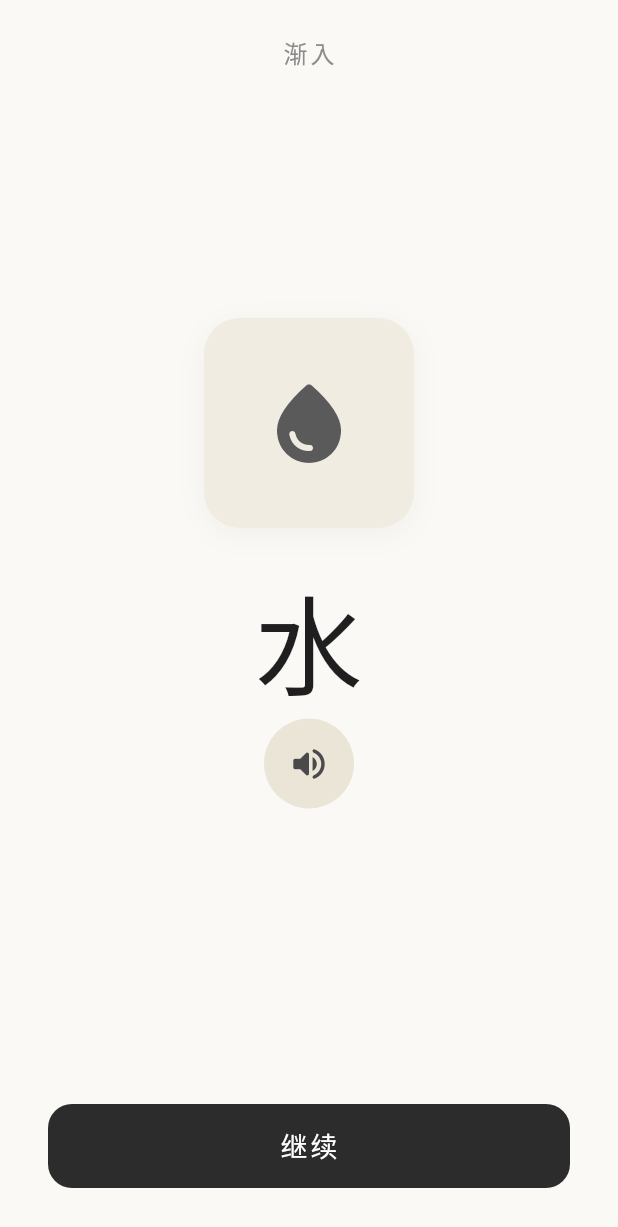
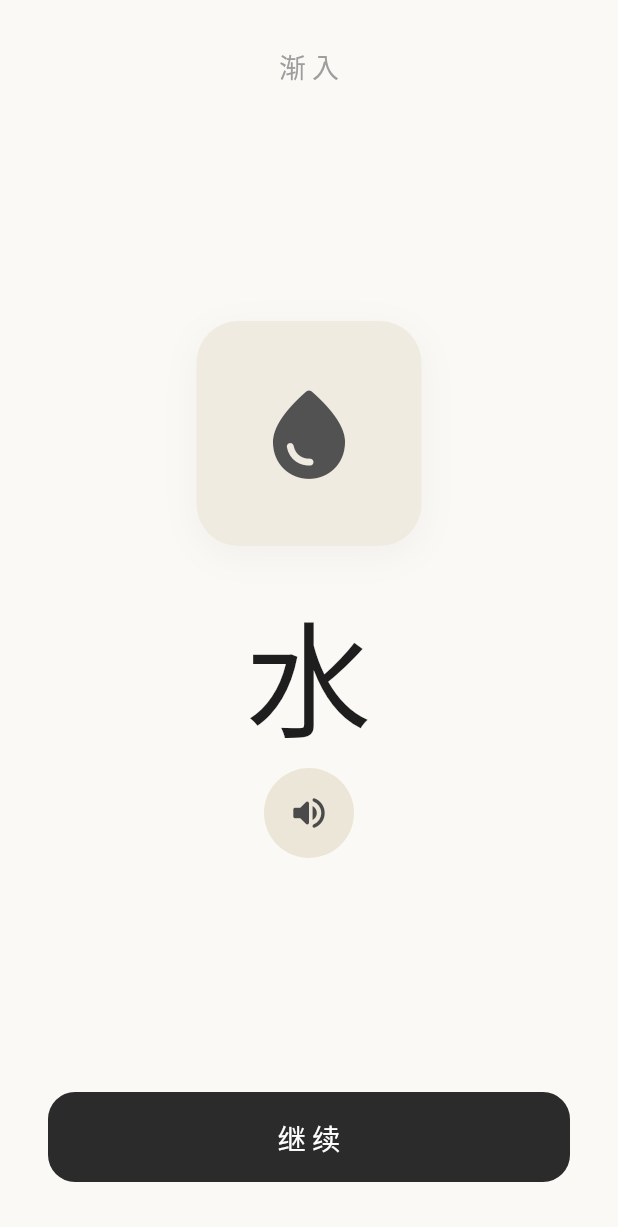
Before and after one commit to mansourvery-hub/gradually-, a Flutter app: the screen it shows after launch, on a phone screen of 412 x 824 dp. Shown: the top 1227 px of the screen. Run offline on Flutter 3.47's test engine with Material 3 defaults, Android fonts, the phone set to English and light mode, and no system bars; our stand-ins replace drift, drift_flutter, flutter_riverpod; accounts and stored records are empty; generated files the repository leaves out were written again.

Commit message:
feat: embed bootstrap curriculum for frame-1 startup and enhance reader UI
- Embed bootstrapCurriculum in lib/content/bootstrap_corpus.dart for synchronous availability across all platforms
- Refactor contentRepositoryProvider to initialize synchronously
- Enhance _BeginnerUnitView and _StoryReaderView in lib/reader/home.dart with responsive layouts and loading indicators
- 49/49 tests pass, dart analyze clean

Co-authored-by: z-ai/glm-5.3-free <noreply@z.ai>

```diff
--- a/lib/app/providers.dart
+++ b/lib/app/providers.dart
@@ -5,9 +5,9 @@
 library;
 
 import 'package:drift_flutter/drift_flutter.dart';
-import 'package:flutter/services.dart';
 import 'package:flutter_riverpod/flutter_riverpod.dart';
 
+import '../content/bootstrap_corpus.dart';
 import '../content/content.dart';
 import '../content/content_repository.dart';
 import '../data/database.dart';
@@ -41,37 +41,15 @@ final contentSelectorProvider = Provider<ContentSelector>((ref) {
   return const V1ContentSelector();
 });
 
-/// Provides the [ContentRepository] loaded with the curated assets corpus.
-final contentRepositoryProvider = FutureProvider<AssetContentRepository>((
-  ref,
-) async {
+/// Provides the [ContentRepository] loaded with the curated bootstrap corpus.
+final contentRepositoryProvider = Provider<ContentRepository>((ref) {
   final db = ref.watch(databaseProvider);
-  final repo = AssetContentRepository(db: db);
-
-  // Curated bootstrap unit paths
-  const curatedPaths = [
-    'assets/content/unit_001_water.json',
-    'assets/content/unit_002_tea.json',
-    'assets/content/unit_003_drink.json',
-    'assets/content/unit_004_eat.json',
-    'assets/content/story_001_tea_and_rice.json',
-  ];
-
-  for (final path in curatedPaths) {
-    try {
-      final jsonStr = await rootBundle.loadString(path);
-      repo.registerJson(jsonStr);
-    } catch (_) {
-      // Graceful fallback for non-bundled environments
-    }
-  }
-
-  return repo;
+  return AssetContentRepository(db: db, initialItems: bootstrapCurriculum);
 });
 
 /// The single selected [ContentItem] for the learner to experience next (E-02, E-06).
 final nextExperienceProvider = FutureProvider<ContentItem?>((ref) async {
-  final contentRepo = await ref.watch(contentRepositoryProvider.future);
+  final contentRepo = ref.watch(contentRepositoryProvider);
   final learnerState =
       ref.watch(learnerStateStreamProvider).value ?? const LearnerState();
   final selector = ref.watch(contentSelectorProvider);
--- a/lib/reader/home.dart
+++ b/lib/reader/home.dart
@@ -24,6 +24,7 @@ class HomeScreen extends ConsumerStatefulWidget {
 
 class _HomeScreenState extends ConsumerState<HomeScreen> {
   int _currentSectionIndex = 0;
+  bool _isAdvancing = false;
 
   @override
   Widget build(BuildContext context) {
@@ -34,20 +35,52 @@ class _HomeScreenState extends ConsumerState<HomeScreen> {
       body: SafeArea(
         child: nextExperienceAsync.when(
           loading: () => const Center(
-            child: Text(
+            child: Column(
+              mainAxisSize: MainAxisSize.min,
+              children: [
+                Text(
+                  '渐入',
+                  style: TextStyle(
+                    fontSize: 32,
+                    fontWeight: FontWeight.w300,
+                    letterSpacing: 6,
+                    color: Color(0xFF3A3A3A),
+                  ),
+                ),
+                SizedBox(height: 24),
+                SizedBox(
+                  width: 24,
+                  height: 24,
+                  child: CircularProgressIndicator(
+                    strokeWidth: 2,
+                    color: Color(0xFF8A8A8A),
+                  ),
+                ),
+              ],
+            ),
+          ),
+          error: (err, stack) => Center(
+            child: Column(
+              mainAxisSize: MainAxisSize.min,
+              children: [
+                const Text(
                   '渐入',
                   style: TextStyle(
                     fontSize: 32,
                     fontWeight: FontWeight.w300,
                     letterSpacing: 4,
-                color: Color(0xFF2C2C2C),
+                    color: Color(0xFF3A3A3A),
                   ),
                 ),
+                const SizedBox(height: 16),
+                TextButton(
+                  onPressed: () => ref.invalidate(nextExperienceProvider),
+                  child: const Text(
+                    '重试',
+                    style: TextStyle(color: Color(0xFF5A5A5A)),
                   ),
-          error: (err, _) => Center(
-            child: Text(
-              '渐入',
-              style: TextStyle(fontSize: 24, color: Colors.grey.shade400),
+                ),
+              ],
             ),
           ),
           data: (contentItem) {
@@ -58,8 +91,8 @@ class _HomeScreenState extends ConsumerState<HomeScreen> {
                   style: TextStyle(
                     fontSize: 32,
                     fontWeight: FontWeight.w300,
-                    letterSpacing: 4,
-                    color: Color(0xFF2C2C2C),
+                    letterSpacing: 6,
+                    color: Color(0xFF3A3A3A),
                   ),
                 ),
               );
@@ -68,6 +101,7 @@ class _HomeScreenState extends ConsumerState<HomeScreen> {
             if (contentItem.type == ContentType.beginnerUnit) {
               return _BeginnerUnitView(
                 item: contentItem,
+                isAdvancing: _isAdvancing,
                 onComplete: () => _handleItemCompletion(contentItem),
               );
             }
@@ -75,6 +109,7 @@ class _HomeScreenState extends ConsumerState<HomeScreen> {
             return _StoryReaderView(
               item: contentItem,
               sectionIndex: _currentSectionIndex,
+              isAdvancing: _isAdvancing,
               onNextSection: () {
                 if (_currentSectionIndex < contentItem.sections.length - 1) {
                   setState(() => _currentSectionIndex++);
@@ -90,9 +125,13 @@ class _HomeScreenState extends ConsumerState<HomeScreen> {
   }
 
   Future<void> _handleItemCompletion(ContentItem item) async {
+    if (_isAdvancing) return;
+    setState(() => _isAdvancing = true);
+
+    try {
       final now = DateTime.now();
       final learnerRepo = ref.read(learnerRepositoryProvider);
-    final contentRepo = await ref.read(contentRepositoryProvider.future);
+      final contentRepo = ref.read(contentRepositoryProvider);
 
       // 1. Record vocabulary exposure for all words in the content
       final vocabIds = item.metadata.vocabulary.toList();
@@ -120,85 +159,102 @@ class _HomeScreenState extends ConsumerState<HomeScreen> {
       await contentRepo.saveProgress(updatedProgress);
       await learnerRepo.updateContentProgress(updatedProgress);
 
-    // Reset section index for the next content
       if (mounted) {
-      setState(() => _currentSectionIndex = 0);
+        setState(() {
+          _currentSectionIndex = 0;
+          _isAdvancing = false;
+        });
       }
 
-    // Refresh next experience
       ref.invalidate(nextExperienceProvider);
+    } catch (_) {
+      if (mounted) {
+        setState(() => _isAdvancing = false);
+      }
+    }
   }
 }
 
 /// Immersive single-word / atomic concept view for absolute beginners.
 class _BeginnerUnitView extends StatelessWidget {
-  const _BeginnerUnitView({required this.item, required this.onComplete});
+  const _BeginnerUnitView({
+    required this.item,
+    required this.isAdvancing,
+    required this.onComplete,
+  });
 
   final ContentItem item;
+  final bool isAdvancing;
   final VoidCallback onComplete;
 
   @override
   Widget build(BuildContext context) {
     final mainWord = item.metadata.title;
 
-    return Column(
+    return Center(
+      child: ConstrainedBox(
+        constraints: const BoxConstraints(maxWidth: 480),
+        child: Padding(
+          padding: const EdgeInsets.symmetric(horizontal: 32),
+          child: Column(
             children: [
-        // Top subtle branding
-        const Padding(
-          padding: EdgeInsets.only(top: 24),
-          child: Text(
+              const SizedBox(height: 32),
+
+              // Subtle top app title
+              const Text(
                 '渐入',
                 style: TextStyle(
-              fontSize: 16,
+                  fontSize: 18,
                   fontWeight: FontWeight.w300,
-              letterSpacing: 2,
-              color: Color(0xFF8C8C8C),
+                  letterSpacing: 4,
+                  color: Color(0xFF9E9E9E),
                 ),
               ),
-        ),
+
               const Spacer(),
 
-        // Visual Placeholder / Illustration Card
+              // Visual Illustration Card
               Container(
-          width: 140,
-          height: 140,
+                width: 150,
+                height: 150,
                 decoration: BoxDecoration(
-            color: const Color(0xFFF0ECE1),
-            borderRadius: BorderRadius.circular(24),
+                  color: const Color(0xFFF0EBE0),
+                  borderRadius: BorderRadius.circular(28),
                   boxShadow: [
                     BoxShadow(
                       color: Colors.black.withValues(alpha: 0.04),
-                blurRadius: 16,
-                offset: const Offset(0, 4),
+                      blurRadius: 20,
+                      offset: const Offset(0, 6),
                     ),
                   ],
                 ),
                 child: Center(child: _buildVisualPlaceholder(mainWord)),
               ),
 
-        const SizedBox(height: 36),
+              const SizedBox(height: 40),
 
-        // Large prominent Hanzi character
+              // Large Prominent Hanzi
               Text(
                 mainWord,
+                textAlign: TextAlign.center,
                 style: const TextStyle(
-            fontSize: 72,
+                  fontSize: 84,
                   fontWeight: FontWeight.w500,
-            color: Color(0xFF1F1F1F),
+                  color: Color(0xFF1E1E1E),
                   height: 1.1,
                 ),
               ),
 
-        const SizedBox(height: 12),
+              const SizedBox(height: 16),
 
-        // Native audio pronunciation prompt
+              // Native pronunciation audio prompt button
               IconButton.filledTonal(
                 onPressed: () {
-            // Native audio playback placeholder (E-08)
+                  // Audio playback placeholder (E-08)
                 },
                 icon: const Icon(Icons.volume_up_rounded, size: 28),
                 style: IconButton.styleFrom(
-            backgroundColor: const Color(0xFFEBE5D8),
+                  backgroundColor: const Color(0xFFECE6D8),
                   foregroundColor: const Color(0xFF4A4A4A),
                   padding: const EdgeInsets.all(16),
                 ),
@@ -206,34 +262,45 @@ class _BeginnerUnitView extends StatelessWidget {
 
               const Spacer(),
 
-        // Bottom continue action
-        Padding(
-          padding: const EdgeInsets.symmetric(horizontal: 32, vertical: 32),
-          child: SizedBox(
+              // Primary "继续" progression button
+              SizedBox(
                 width: double.infinity,
-            height: 56,
+                height: 60,
                 child: FilledButton(
-              onPressed: onComplete,
+                  onPressed: isAdvancing ? null : onComplete,
                   style: FilledButton.styleFrom(
-                backgroundColor: const Color(0xFF2C2C2C),
+                    backgroundColor: const Color(0xFF2B2B2B),
                     foregroundColor: Colors.white,
                     shape: RoundedRectangleBorder(
-                  borderRadius: BorderRadius.circular(16),
+                      borderRadius: BorderRadius.circular(18),
                     ),
                     elevation: 0,
                   ),
-              child: const Text(
+                  child: isAdvancing
+                      ? const SizedBox(
+                          width: 22,
+                          height: 22,
+                          child: CircularProgressIndicator(
+                            strokeWidth: 2,
+                            color: Colors.white,
+                          ),
+                        )
+                      : const Text(
                           '继续',
                           style: TextStyle(
-                  fontSize: 18,
+                            fontSize: 19,
                             fontWeight: FontWeight.w500,
-                  letterSpacing: 2,
+                            letterSpacing: 4,
                           ),
                         ),
                 ),
               ),
+
+              const SizedBox(height: 36),
+            ],
           ),
-      ],
+        ),
+      ),
     );
   }
 
@@ -253,7 +320,7 @@ class _BeginnerUnitView extends StatelessWidget {
         iconData = Icons.auto_stories_rounded;
     }
 
-    return Icon(iconData, size: 64, color: const Color(0xFF5A5A5A));
+    return Icon(iconData, size: 72, color: const Color(0xFF525252));
   }
 }
 
@@ -262,11 +329,13 @@ class _StoryReaderView extends StatelessWidget {
   const _StoryReaderView({
     required this.item,
     required this.sectionIndex,
+    required this.isAdvancing,
     required this.onNextSection,
   });
 
   final ContentItem item;
   final int sectionIndex;
+  final bool isAdvancing;
   final VoidCallback onNextSection;
 
   @override
@@ -277,37 +346,40 @@ class _StoryReaderView extends StatelessWidget {
 
     final isLastSection = sectionIndex >= item.sections.length - 1;
 
-    return Padding(
+    return Center(
+      child: ConstrainedBox(
+        constraints: const BoxConstraints(maxWidth: 540),
+        child: Padding(
           padding: const EdgeInsets.symmetric(horizontal: 28),
           child: Column(
             crossAxisAlignment: CrossAxisAlignment.start,
             children: [
-          const SizedBox(height: 20),
+              const SizedBox(height: 24),
 
               // Story Title
               Text(
                 item.title,
                 style: const TextStyle(
-              fontSize: 20,
+                  fontSize: 22,
                   fontWeight: FontWeight.w600,
-              color: Color(0xFF1F1F1F),
+                  color: Color(0xFF1E1E1E),
                 ),
               ),
 
-          const SizedBox(height: 32),
+              const SizedBox(height: 28),
 
               // Scene visual illustration container
               Container(
                 width: double.infinity,
-            height: 160,
+                height: 180,
                 decoration: BoxDecoration(
-              color: const Color(0xFFF0ECE1),
-              borderRadius: BorderRadius.circular(20),
+                  color: const Color(0xFFF0EBE0),
+                  borderRadius: BorderRadius.circular(22),
                 ),
                 child: const Center(
                   child: Icon(
                     Icons.auto_stories_rounded,
-                size: 56,
+                    size: 64,
                     color: Color(0xFF6B6B6B),
                   ),
                 ),
@@ -321,11 +393,11 @@ class _StoryReaderView extends StatelessWidget {
                   child: Text(
                     section.text,
                     style: const TextStyle(
-                  fontSize: 28,
+                      fontSize: 30,
                       height: 1.8,
                       fontWeight: FontWeight.w400,
                       color: Color(0xFF242424),
-                  letterSpacing: 1.5,
+                      letterSpacing: 2,
                     ),
                   ),
                 ),
@@ -333,25 +405,35 @@ class _StoryReaderView extends StatelessWidget {
 
               // Bottom Action Button
               Padding(
-            padding: const EdgeInsets.only(bottom: 28),
+                padding: const EdgeInsets.only(bottom: 32),
                 child: SizedBox(
                   width: double.infinity,
-              height: 56,
+                  height: 60,
                   child: FilledButton(
-                onPressed: onNextSection,
+                    onPressed: isAdvancing ? null : onNextSection,
                     style: FilledButton.styleFrom(
-                  backgroundColor: const Color(0xFF2C2C2C),
+                      backgroundColor: const Color(0xFF2B2B2B),
                       foregroundColor: Colors.white,
                       shape: RoundedRectangleBorder(
-                    borderRadius: BorderRadius.circular(16),
+                        borderRadius: BorderRadius.circular(18),
                       ),
+                      elevation: 0,
                     ),
-                child: Text(
+                    child: isAdvancing
+                        ? const SizedBox(
+                            width: 22,
+                            height: 22,
+                            child: CircularProgressIndicator(
+                              strokeWidth: 2,
+                              color: Colors.white,
+                            ),
+                          )
+                        : Text(
                             isLastSection ? '完成' : '继续',
                             style: const TextStyle(
-                    fontSize: 18,
+                              fontSize: 19,
                               fontWeight: FontWeight.w500,
-                    letterSpacing: 2,
+                              letterSpacing: 4,
                             ),
                           ),
                   ),
@@ -359,6 +441,8 @@ class _StoryReaderView extends StatelessWidget {
               ),
             ],
           ),
+        ),
+      ),
     );
   }
 }
```
Also changed, not shown: lib/content/bootstrap_corpus.dart (added, +199 -0 lines). Lines whose indentation alone changed are shown as unchanged.
